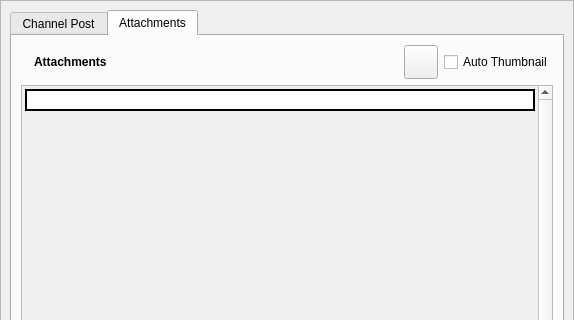
Above: retroshare-gui/src/gui/channels/CreateChannelMsg.ui from RetroShare/RetroShare before the change; both pictures show x 0 to 574 and y 0 to 320 of the 574 by 479 pixel window. Below: the same form after it.
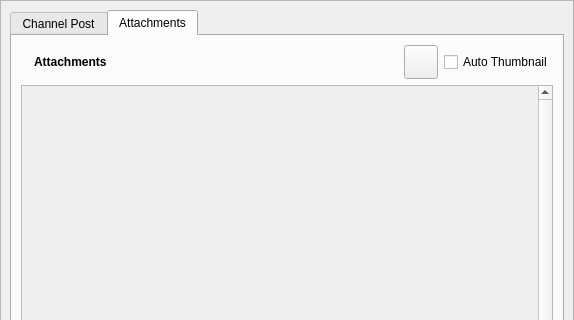
That is the form after the change. The open tabs and pages were chosen to show the change. Icons and pictures are not drawn. Custom widgets are drawn as their Qt base class.

What changed in the file:
```diff
--- a/retroshare-gui/src/gui/channels/CreateChannelMsg.ui
+++ b/retroshare-gui/src/gui/channels/CreateChannelMsg.ui
@@ -298,7 +298,7 @@
                <x>0</x>
                <y>0</y>
                <width>511</width>
-               <height>28</height>
+               <height>24</height>
               </rect>
              </property>
              <property name="sizePolicy">
@@ -328,16 +328,6 @@
                 <property name="toolTip">
                  <string>Drag and Drop Files from Search Results</string>
                 </property>
-                <property name="styleSheet">
-                 <string notr="true">QFrame#fileFrame{border: 2px solid black; 
-background: white;}</string>
-                </property>
-                <property name="frameShape">
-                 <enum>QFrame::StyledPanel</enum>
-                </property>
-                <property name="frameShadow">
-                 <enum>QFrame::Raised</enum>
-                </property>
                 <layout class="QGridLayout" name="gridLayout_3"/>
                </widget>
               </item>
```
Left out of the diff: 3 changed lines with no effect on the pictures.
